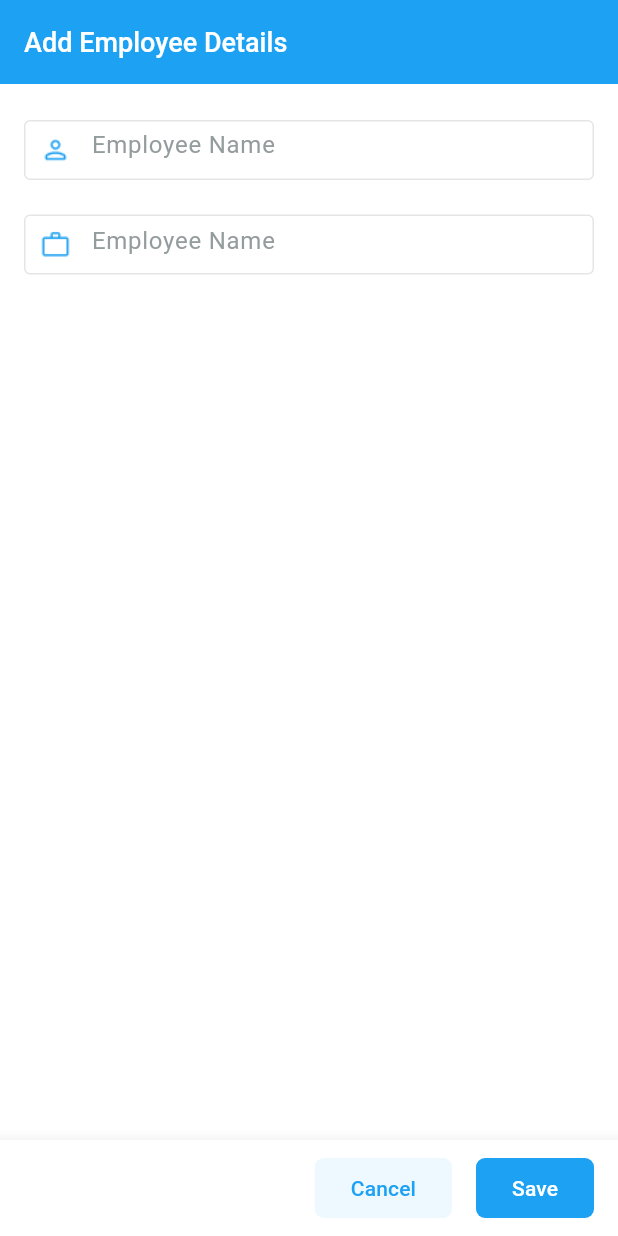
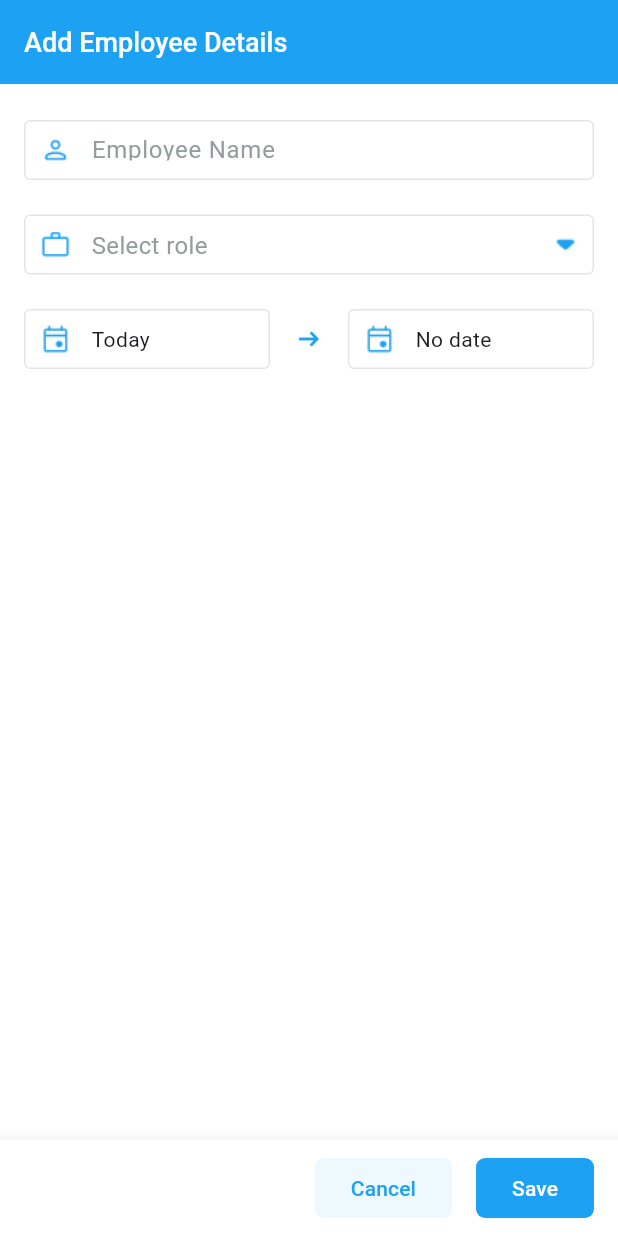
Before and after one commit to sivaprasadnk/employee_app, a Flutter app: the AddEmployeeScreen screen opened directly, on a phone screen of 412 x 824 dp. Run offline on Flutter 3.47's test engine with Material 3 defaults, Android fonts, the phone set to English and light mode, and no system bars.

Commit message:
add employee screen updated

```diff
--- /dev/null
+++ b/lib/presentation/components/container_widget.dart
@@ -0,0 +1,30 @@
+import 'package:employee_app/core/constants/colors.dart';
+import 'package:flutter/material.dart';
+
+class ContainerWidget extends StatelessWidget {
+  const ContainerWidget({
+    super.key,
+    required this.child,
+    this.width,
+  });
+  final Widget child;
+  final double? width;
+
+  @override
+  Widget build(BuildContext context) {
+    return Container(
+      height: 40,
+      width: width,
+      decoration: BoxDecoration(
+        borderRadius: BorderRadius.circular(4),
+        border: Border.all(
+          color: kBorderColor,
+        ),
+      ),
+      child: Padding(
+        padding: const EdgeInsets.all(8.0),
+        child: child,
+      ),
+    );
+  }
+}
--- a/lib/presentation/screens/add_employee/add_employee_screen.dart
+++ b/lib/presentation/screens/add_employee/add_employee_screen.dart
@@ -1,5 +1,7 @@
 import 'package:employee_app/core/constants/colors.dart';
 import 'package:employee_app/presentation/components/cancel_button.dart';
+import 'package:employee_app/presentation/components/container_widget.dart';
+import 'package:employee_app/presentation/components/role_list_item.dart';
 import 'package:employee_app/presentation/components/save_button.dart';
 import 'package:flutter/material.dart';
 
@@ -9,7 +11,8 @@ class AddEmployeeScreen extends StatelessWidget {
   @override
   Widget build(BuildContext context) {
     return Scaffold(
-      bottomNavigationBar: Material(
+      resizeToAvoidBottomInset: true,
+      bottomSheet: Material(
         color: kWhiteColor,
         elevation: 10,
         child: SizedBox(
@@ -38,17 +41,7 @@ class AddEmployeeScreen extends StatelessWidget {
           child: Column(
             mainAxisSize: MainAxisSize.min,
             children: [
-              Container(
-                height: 40,
-                width: double.infinity,
-                decoration: BoxDecoration(
-                  borderRadius: BorderRadius.circular(4),
-                  border: Border.all(
-                    color: kBorderColor,
-                  ),
-                ),
-                child: Padding(
-                  padding: const EdgeInsets.all(8.0),
+              ContainerWidget(
                 child: Row(
                   children: [
                     Image.asset(
@@ -58,6 +51,8 @@ class AddEmployeeScreen extends StatelessWidget {
                     ),
                     SizedBox(width: 12),
                     Expanded(
+                      child: Padding(
+                        padding: const EdgeInsets.only(top: 3),
                         child: TextFormField(
                           decoration: InputDecoration(
                             isDense: true,
@@ -69,22 +64,44 @@ class AddEmployeeScreen extends StatelessWidget {
                           ),
                         ),
                       ),
+                    ),
                   ],
                 ),
               ),
+              SizedBox(height: 23),
+              ContainerWidget(
+                child: GestureDetector(
+                  onTap: () async {
+                    showModalBottomSheet(
+                        context: context,
+                        builder: (_) {
+                          return Material(
+                            borderRadius: BorderRadius.circular(16),
+                            child: Column(
+                              mainAxisSize: MainAxisSize.min,
+                              children: [
+                                RoleListItem(
+                                  title: 'Product Designer',
+                                  callback: () {},
                                 ),
-              SizedBox(height: 23),
-              Container(
-                height: 40,
-                width: double.infinity,
-                decoration: BoxDecoration(
-                  borderRadius: BorderRadius.circular(4),
-                  border: Border.all(
-                    color: kBorderColor,
+                                RoleListItem(
+                                  title: 'Flutter Developer',
+                                  callback: () {},
                                 ),
+                                RoleListItem(
+                                  title: 'QA Tester',
+                                  callback: () {},
                                 ),
-                child: Padding(
-                  padding: const EdgeInsets.all(8.0),
+                                RoleListItem(
+                                  title: 'Product Owner',
+                                  callback: () {},
+                                  showDivider: false,
+                                ),
+                              ],
+                            ),
+                          );
+                        });
+                  },
                   child: Row(
                     children: [
                       Image.asset(
@@ -94,19 +111,70 @@ class AddEmployeeScreen extends StatelessWidget {
                       ),
                       SizedBox(width: 12),
                       Expanded(
-                        child: TextFormField(
-                          decoration: InputDecoration(
-                            border: InputBorder.none,
-                            hintText: 'Employee Name',
-                            hintStyle: TextStyle(
+                        child: Text(
+                          'Select role',
+                          style: TextStyle(
                             color: kHintTextColor,
+                            fontSize: 16,
                           ),
+                        ),
+                      ),
+                      Image.asset(
+                        'assets/images/arrow_down.png',
+                        height: 20,
+                      )
+                    ],
+                  ),
+                ),
+              ),
+              SizedBox(height: 23),
+              Row(
+                children: [
+                  Expanded(
+                    child: ContainerWidget(
+                      width: double.infinity,
+                      child: Row(
+                        children: [
+                          Image.asset(
+                            'assets/images/event.png',
+                            height: 24,
+                            width: 24,
+                          ),
+                          SizedBox(width: 12),
+                          GestureDetector(
+                            onTap: () {},
+                            child: Text('Today'),
+                          ),
+                        ],
+                      ),
+                    ),
+                  ),
+                  SizedBox(width: 16),
+                  Image.asset(
+                    'assets/images/arrow.png',
+                    height: 20,
+                  ),
+                  SizedBox(width: 16),
+                  Expanded(
+                    child: ContainerWidget(
+                      width: double.infinity,
+                      child: Row(
+                        children: [
+                          Image.asset(
+                            'assets/images/event.png',
+                            height: 24,
+                            width: 24,
+                          ),
+                          SizedBox(width: 12),
+                          GestureDetector(
+                            onTap: () {},
+                            child: Text('No date'),
+                          ),
+                        ],
                       ),
                     ),
                   ),
                 ],
-                  ),
-                ),
               )
             ],
           ),
```
Also changed, not shown: lib/presentation/components/role_list_item.dart (added, +32 -0 lines), assets/images/arrow.png (added), assets/images/arrow_down.png (added), 1 other file. Lines whose indentation alone changed are shown as unchanged.
